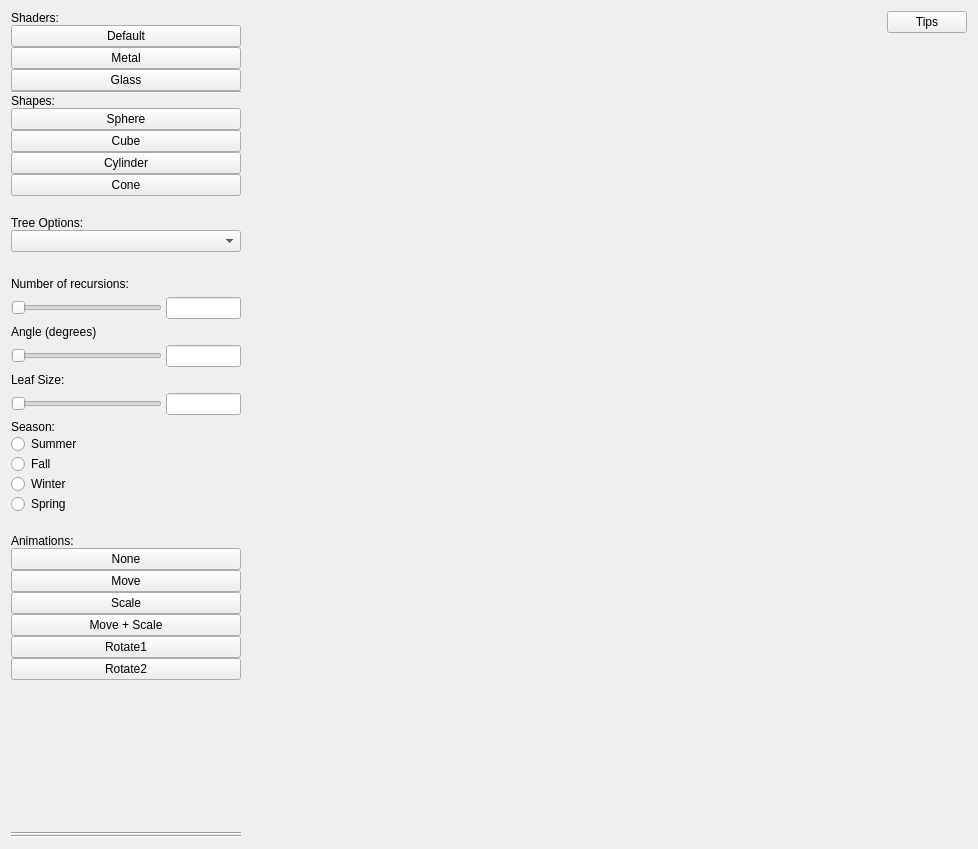
The window that ui/mainwindow.ui (artset/seasonal-trees) describes before a commit, drawn with Qt 5.
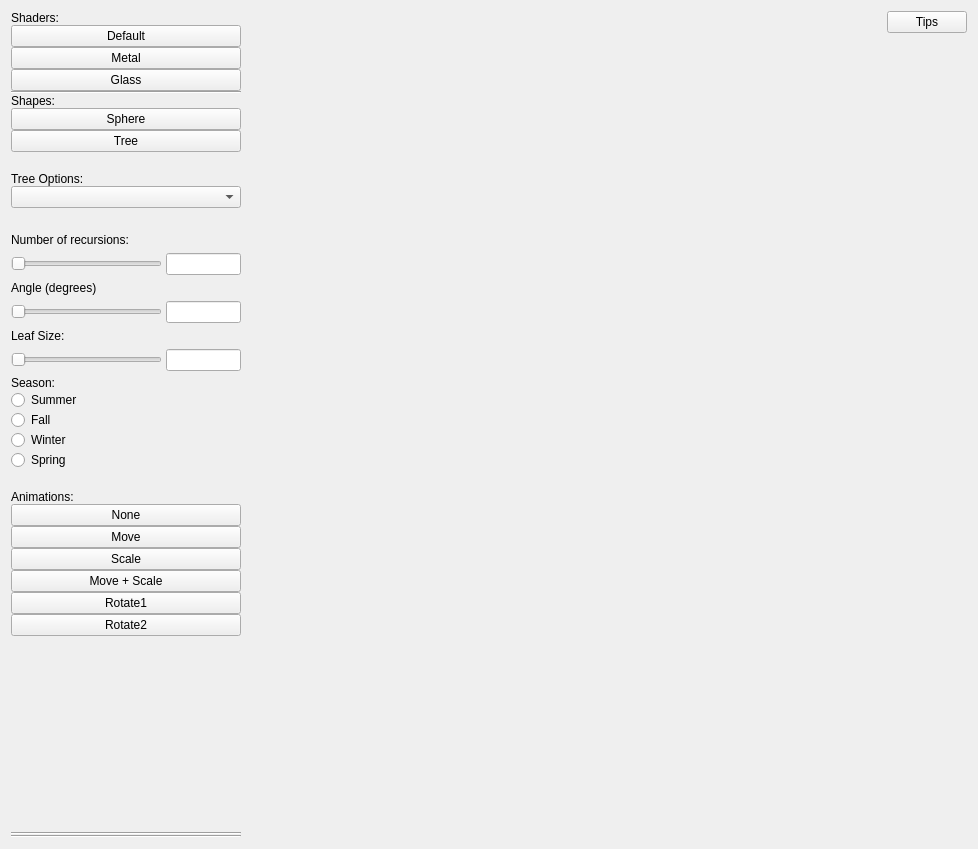
The same window after the commit.

Commit message: Updated mainwindow.ui to have changes persist after cleaning

The edit to the form file:
```diff
--- a/ui/mainwindow.ui
+++ b/ui/mainwindow.ui
@@ -25,7 +25,7 @@
    </property>
    <layout class="QHBoxLayout" name="horizontalLayout" stretch="0,3,0">
     <item>
-     <layout class="QVBoxLayout" name="verticalLayout" stretch="0,0,0,0,0,0,0,0,0,0,0,0,0,0,0,0,0,0,0,0,0,0,0,0,0,0,0,0,0,0,0">
+     <layout class="QVBoxLayout" name="verticalLayout" stretch="0,0,0,0,0,0,0,0,0,0,0,0,0,0,0,0,0,0,0,0,0,0,0,0,0,0,0,0,0">
       <property name="spacing">
        <number>0</number>
       </property>
@@ -99,21 +99,7 @@
       <item>
        <widget class="QPushButton" name="cubeButton">
         <property name="text">
-         <string>Cube</string>
-        </property>
-       </widget>
-      </item>
-      <item>
-       <widget class="QPushButton" name="cylinderTreeButton">
-        <property name="text">
-         <string>Cylinder</string>
-        </property>
-       </widget>
-      </item>
-      <item>
-       <widget class="QPushButton" name="coneTreeButton">
-        <property name="text">
-         <string>Cone</string>
+         <string>Tree</string>
         </property>
        </widget>
       </item>
```
Left out of the diff: 2 changed lines with no effect on the pictures. The commit also changes 3 other files.
